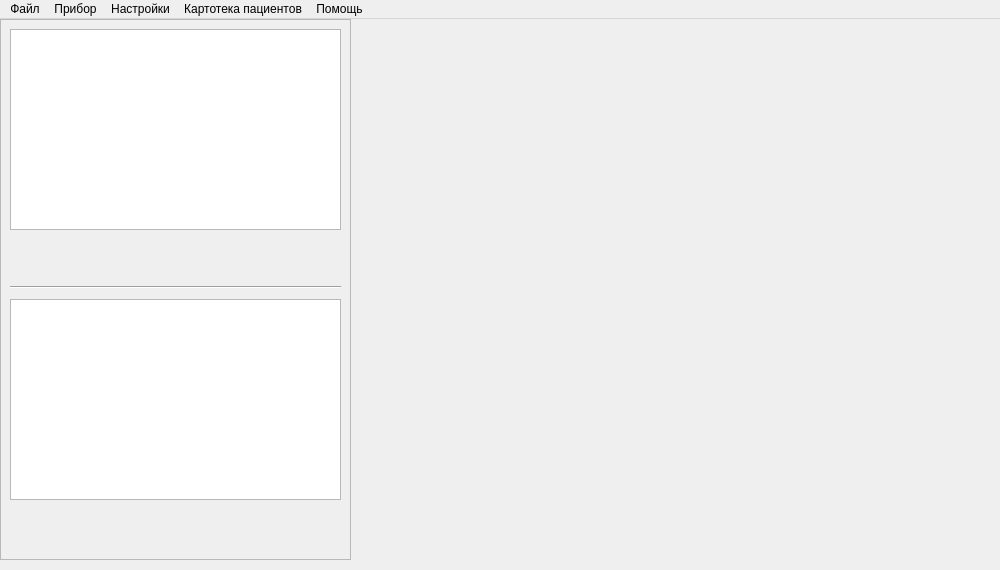
Before: the Qt Designer form mainwindow.ui in nearlygonzo/rista_6, drawn with Qt 5.
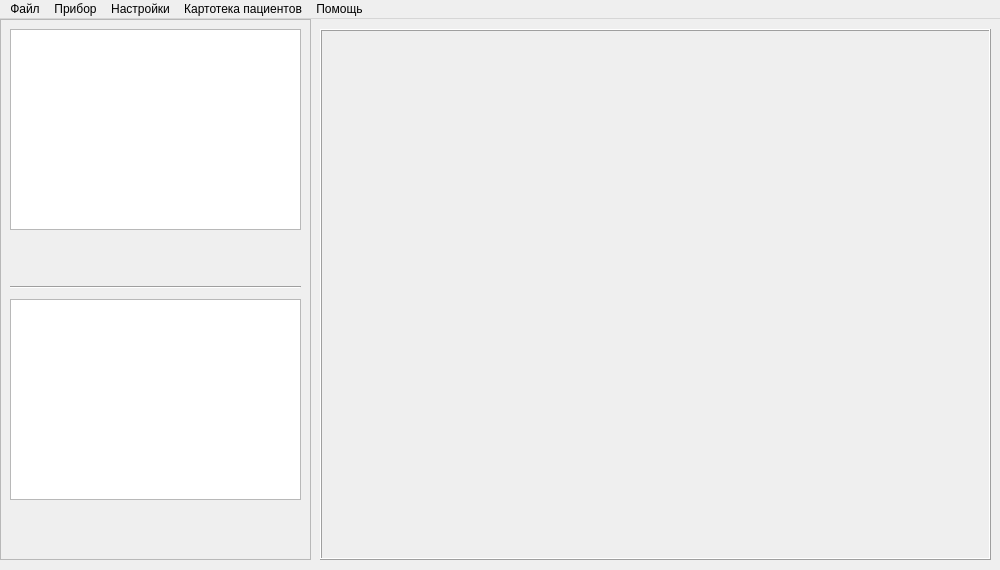
After: the same form once the commit is applied.

Patch:
```diff
--- a/mainwindow.ui
+++ b/mainwindow.ui
@@ -37,7 +37,7 @@
      <rect>
       <x>0</x>
       <y>0</y>
-      <width>351</width>
+      <width>311</width>
       <height>541</height>
      </rect>
     </property>
@@ -66,10 +66,16 @@
       <rect>
        <x>10</x>
        <y>10</y>
-       <width>331</width>
+       <width>291</width>
        <height>201</height>
       </rect>
      </property>
+     <property name="font">
+      <font>
+       <family>Segoe UI Semibold</family>
+       <pointsize>10</pointsize>
+      </font>
+     </property>
      <property name="animated">
       <bool>true</bool>
      </property>
@@ -82,7 +88,7 @@
       <rect>
        <x>10</x>
        <y>280</y>
-       <width>331</width>
+       <width>291</width>
        <height>201</height>
       </rect>
      </property>
@@ -92,7 +98,7 @@
       <rect>
        <x>10</x>
        <y>260</y>
-       <width>331</width>
+       <width>291</width>
        <height>16</height>
       </rect>
      </property>
@@ -101,6 +107,22 @@
      </property>
     </widget>
    </widget>
+   <widget class="QFrame" name="frame">
+    <property name="geometry">
+     <rect>
+      <x>320</x>
+      <y>10</y>
+      <width>671</width>
+      <height>531</height>
+     </rect>
+    </property>
+    <property name="frameShape">
+     <enum>QFrame::Box</enum>
+    </property>
+    <property name="frameShadow">
+     <enum>QFrame::Raised</enum>
+    </property>
+   </widget>
   </widget>
   <widget class="QMenuBar" name="mainMenuBar">
    <property name="geometry">
```
